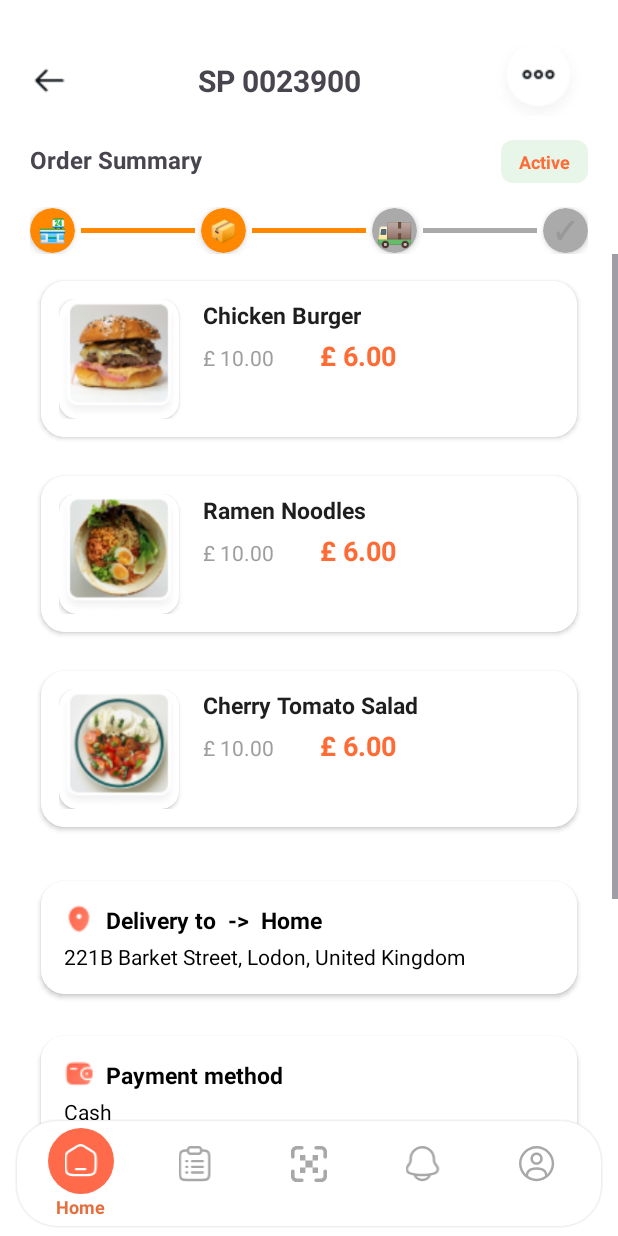
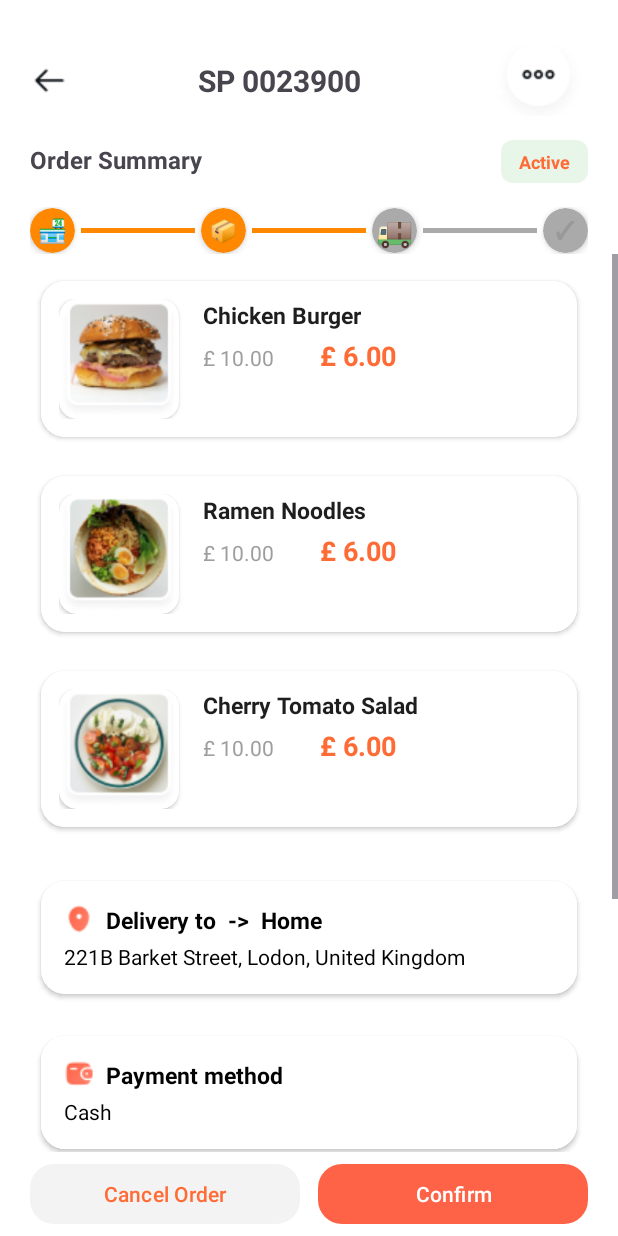
Before and after one commit to TranXuanTruong205/125LTTD01_GroupF4, an Android app: the OrderDetailFragment screen opened through its navigation route, on a phone screen of 412 x 824 dp. Run offline under Robolectric (Android 15) with nearby library versions, the phone set to English and light mode, and no system bars.

Commit message:
Update UI part2 - Quang

```diff
--- a/DINERestaurant-App/app/src/main/java/com/dinerestaurant/app/adapter/orders/OrderAdapter.java
+++ b/DINERestaurant-App/app/src/main/java/com/dinerestaurant/app/adapter/orders/OrderAdapter.java
@@ -55,9 +55,11 @@ public class OrderAdapter extends RecyclerView.Adapter<OrderAdapter.OrderViewHol
         } else {
             holder.stepperLayout.setVisibility(View.GONE);
         }
-        // Click listener
+
+        // Click listener - Đã thêm logic ngăn click nếu đơn hàng bị Hủy
         holder.itemView.setOnClickListener(v -> {
-            if (listener != null) {
+            // Chỉ cho phép click nếu đơn hàng không bị hủy (Cancelled)
+            if (listener != null && !order.getStatus().equals("Cancelled")) {
                 listener.onOrderClick(order);
             }
         });
--- a/DINERestaurant-App/app/src/main/java/com/dinerestaurant/app/ui/MainActivity.java
+++ b/DINERestaurant-App/app/src/main/java/com/dinerestaurant/app/ui/MainActivity.java
@@ -12,16 +12,29 @@ import android.widget.FrameLayout;
 import android.widget.ImageView;
 import android.widget.LinearLayout;
 import android.widget.TextView;
+import java.util.Arrays;
+import java.util.HashSet;
+import java.util.Set;
 
 
 public class MainActivity extends AppCompatActivity {
 
     private NavController nav;
+    private LinearLayout bottomNavBar;
 
     ImageView homeIcon, orderIcon, scanIcon, notifyIcon, profileIcon;
     TextView homeLabel, orderLabel, scanLabel, notifyLabel, profileLabel;
     FrameLayout homeIconContainer, orderIconContainer, scanIconContainer, notifyIconContainer, profileIconContainer;
     LinearLayout tabHome, tabOrder, tabScan, tabNotify, tabProfile;
+
+    // SỬA LỖI: Định nghĩa và khởi tạo tập hợp các Fragment ID chính cần hiển thị Navbar
+    private final Set<Integer> mainNavFragments = new HashSet<>(Arrays.asList(
+            R.id.homeFragment,
+            R.id.orderFragment,
+            R.id.scanQRFragment,
+            R.id.notificationFragment,
+            R.id.profileFragment
+    ));
 
 
     @Override
@@ -29,19 +42,44 @@ public class MainActivity extends AppCompatActivity {
         super.onCreate(savedInstanceState);
         setContentView(R.layout.activity_main);
 
+        // **LOẠI BỎ logic khởi tạo `mainNavFragments` ở đây vì đã khởi tạo ở trên**
+
         NavHostFragment navHostFragment =
                 (NavHostFragment) getSupportFragmentManager().findFragmentById(R.id.nav_host_fragment);
 
         nav = navHostFragment.getNavController();
 
         setupViews();
+        setupNavigationVisibility();
         setupClicks();
 
-        selectTab(tabHome);
-        nav.navigate(R.id.homeFragment);
+        // Ẩn/hiện nav bar cho Fragment khởi động
+        int startDestinationId = nav.getGraph().getStartDestinationId();
+
+        // HÀM selectTab() cần được gọi sau khi nav controller đã khởi động
+        // để đảm bảo tab đầu tiên được highlight đúng.
+        selectInitialTab(startDestinationId);
     }
 
+    // Tạo hàm mới để xử lý việc chọn tab khởi động
+    private void selectInitialTab(int destinationId) {
+        if (destinationId == R.id.homeFragment) {
+            selectTab(tabHome);
+        } else if (destinationId == R.id.orderFragment) {
+            selectTab(tabOrder);
+        } else if (destinationId == R.id.scanQRFragment) {
+            selectTab(tabScan);
+        } else if (destinationId == R.id.notificationFragment) {
+            selectTab(tabNotify);
+        } else if (destinationId == R.id.profileFragment) {
+            selectTab(tabProfile);
+        }
+    }
+
+
     private void setupViews() {
+        // Lấy toàn bộ Layout của thanh điều hướng (Giả sử ID là R.id.customBottomBar)
+        bottomNavBar = findViewById(R.id.customBottomBar);
 
         tabHome = findViewById(R.id.tabHome);
         tabOrder = findViewById(R.id.tabOrder);
@@ -67,6 +105,22 @@ public class MainActivity extends AppCompatActivity {
         notifyIcon = findViewById(R.id.notifyIcon);
         profileIcon = findViewById(R.id.profileIcon);
     }
+
+    // --- LOGIC ẨN/HIỆN NAVIGATION BAR ---
+    private void setupNavigationVisibility() {
+        nav.addOnDestinationChangedListener((controller, destination, arguments) -> {
+
+            // Kiểm tra xem Fragment đích có nằm trong danh sách 5 Fragment chính không
+            if (mainNavFragments.contains(destination.getId())) {
+                // HIỆN thanh Navigation Bar
+                bottomNavBar.setVisibility(View.VISIBLE);
+            } else {
+                // ẨN thanh Navigation Bar ở các Fragment khác
+                bottomNavBar.setVisibility(View.GONE);
+            }
+        });
+    }
+    // ------------------------------------
 
 
     private void setupClicks() {
--- a/DINERestaurant-App/app/src/main/java/com/dinerestaurant/app/ui/orders/OrderDetailFragment.java
+++ b/DINERestaurant-App/app/src/main/java/com/dinerestaurant/app/ui/orders/OrderDetailFragment.java
@@ -59,11 +59,20 @@ public class OrderDetailFragment extends Fragment {
         View view = inflater.inflate(R.layout.fragment_order_detail, container, false);
 
         initViews(view);
+        // LOẠI BỎ: setupData();, setupListeners();, updateStepper();
+        // Sẽ được gọi trong onViewCreated
+
+        return view;
+    }
+
+    @Override
+    public void onViewCreated(@NonNull View view, @Nullable Bundle savedInstanceState) {
+        super.onViewCreated(view, savedInstanceState);
+
+        // GỌI CÁC PHƯƠNG THỨC TƯƠNG TÁC VỚI VIEW TẠI ĐÂY ĐỂ TRÁNH LỖI IllegalStateException
         setupData();
         setupListeners();
         updateStepper();
-
-        return view;
     }
 
     private void initViews(View view) {
@@ -119,6 +128,7 @@ public class OrderDetailFragment extends Fragment {
         tvOrderId.setText(orderId);
 
         // Set payment method từ PaymentFragment nếu có
+        // Lệnh gọi requireView() ở đây giờ đã an toàn vì nó nằm trong onViewCreated()
         NavController navController = Navigation.findNavController(requireView());
         navController.getCurrentBackStackEntry()
                 .getSavedStateHandle()
@@ -143,6 +153,7 @@ public class OrderDetailFragment extends Fragment {
         });
 
         // Click vào card Payment để thay đổi phương thức thanh toán
+        // Lệnh gọi requireView() ở đây giờ đã an toàn
         View paymentCard = (View) requireView().findViewById(R.id.tv_payment_method2).getParent().getParent();
         paymentCard.setOnClickListener(v -> {
             // Navigate đến PaymentFragment
--- a/DINERestaurant-App/app/src/main/res/navigation/nav_graph.xml
+++ b/DINERestaurant-App/app/src/main/res/navigation/nav_graph.xml
@@ -3,7 +3,7 @@
     xmlns:app="http://schemas.android.com/apk/res-auto"
     xmlns:tools="http://schemas.android.com/tools"
     android:id="@+id/nav_graph"
-    app:startDestination="@id/orderFragment">
+    app:startDestination="@id/cartFragment">
 
 
     <fragment
@@ -16,7 +16,11 @@
         android:id="@+id/orderFragment"
         android:name="com.dinerestaurant.app.ui.orders.OrderFragment"
         android:label="Orders"
-        tools:layout="@layout/fragment_order" />
+        tools:layout="@layout/fragment_order" >
+        <action
+            android:id="@+id/action_orderFragment_to_orderDetailFragment"
+            app:destination="@id/orderDetailFragment" />
+    </fragment>
 
 
     <fragment
@@ -86,7 +90,14 @@
         android:id="@+id/cartFragment"
         android:name="com.dinerestaurant.app.ui.cart.CartFragment"
         android:label="Cart"
-        tools:layout="@layout/fragment_cart" />
+        tools:layout="@layout/fragment_cart" >
+        <action
+            android:id="@+id/action_cartFragment_to_paymentFragment"
+            app:destination="@id/paymentFragment" />
+        <action
+            android:id="@+id/action_cartFragment_to_promotionsFragment"
+            app:destination="@id/promotionsFragment" />
+    </fragment>
 
     <fragment
         android:id="@+id/paymentFragment"
```
Also changed, not shown: DINERestaurant-App/app/src/main/java/com/dinerestaurant/app/ui/cart/CartFragment.java (+26 -13 lines), DINERestaurant-App/app/src/main/java/com/dinerestaurant/app/ui/orders/OrderFragment.java (+21 -5 lines).
